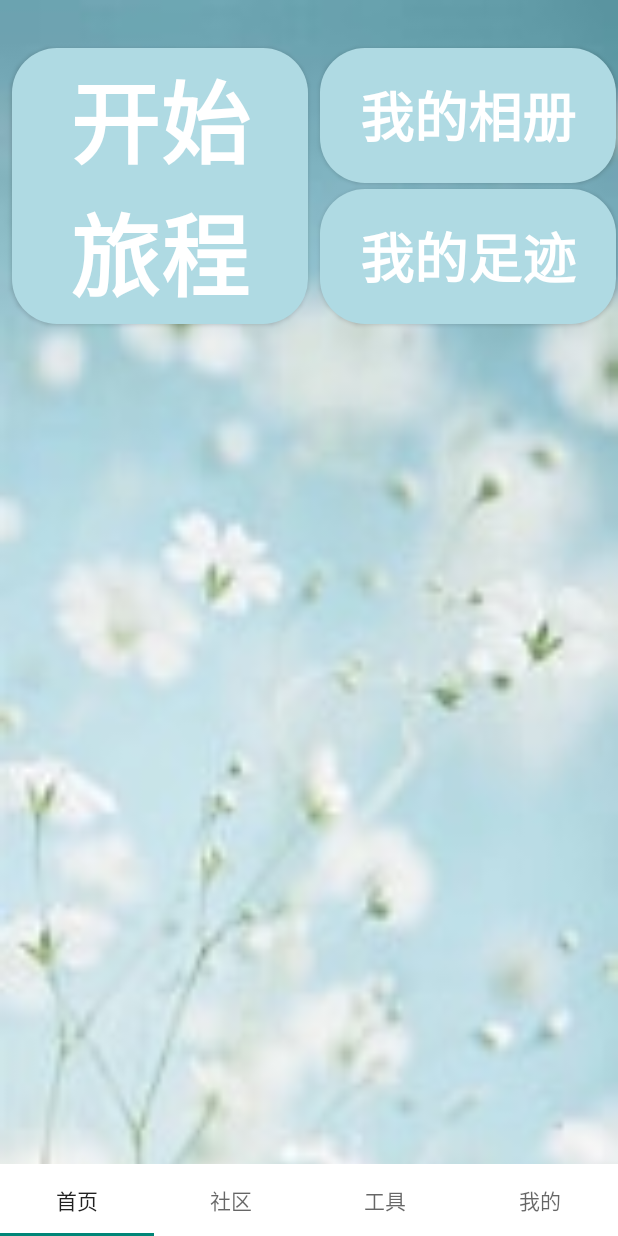
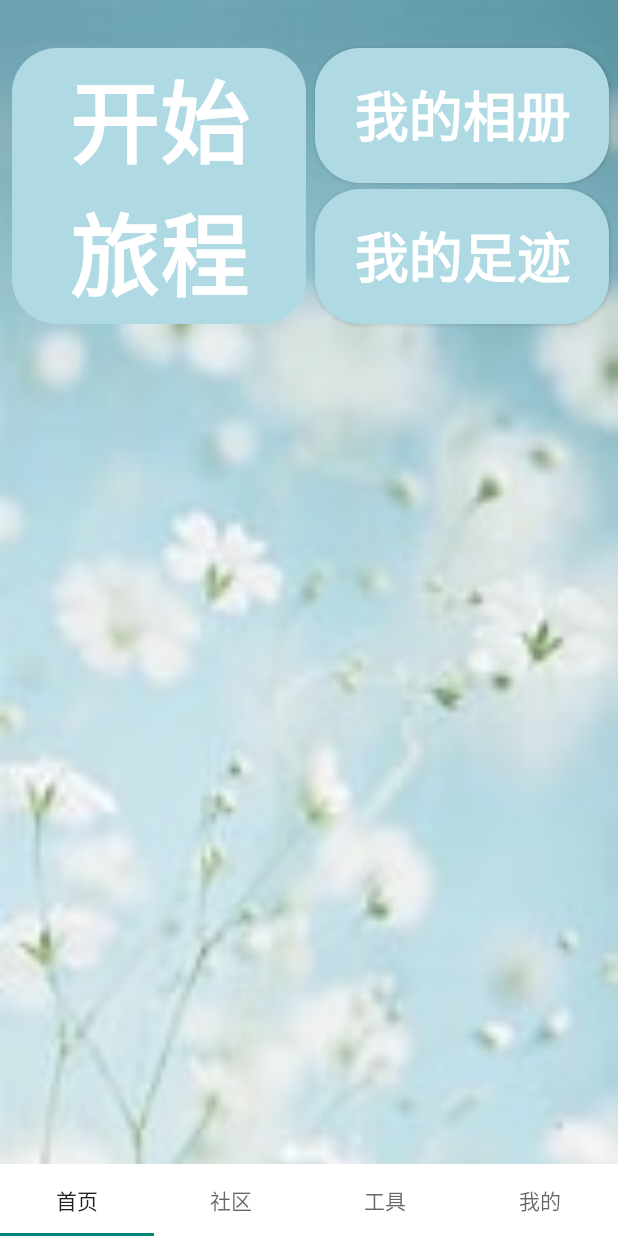
Before and after one commit to jin875421/Travel, an Android app: the screen it shows after launch (MainActivity), on a phone screen of 412 x 824 dp. Run offline under Robolectric (Android 15) with nearby library versions, the light colour scheme and no system bars; libraries missing offline, so code that uses them is left out: com.flyjingfish.openimagelib; pictures from the network do not load.

Commit message:
-modify: 美化界面

```diff
--- a/app/src/main/java/glue502/software/activities/posts/PostDisplayActivity.java
+++ b/app/src/main/java/glue502/software/activities/posts/PostDisplayActivity.java
@@ -51,6 +51,7 @@ import glue502.software.models.Comment;
 import glue502.software.models.UploadComment;
 import glue502.software.utils.Carousel;
 import glue502.software.models.PostWithUserInfo;
+import glue502.software.utils.MyViewUtils;
 import okhttp3.Call;
 import okhttp3.Callback;
 import okhttp3.MediaType;
@@ -91,7 +92,8 @@ public class PostDisplayActivity extends AppCompatActivity {
         initView();
         setListener();
         getCommentData();
-
+        //添加沉浸式状态栏
+        MyViewUtils.setImmersiveStatusBar(this,findViewById(R.id.head));
         displayPost();
     }
 
--- a/app/src/main/java/glue502/software/fragments/CommunityFragment.java
+++ b/app/src/main/java/glue502/software/fragments/CommunityFragment.java
@@ -63,8 +63,6 @@ public class CommunityFragment extends Fragment {
         listView = view.findViewById(R.id.post_display);
         uploadBtn = view.findViewById(R.id.floating_button);
         swipeRefreshLayout = view.findViewById(R.id.swiperefresh);
-        //添加沉浸式状态栏
-        MyViewUtils.setImmersiveStatusBar(getActivity(),uploadBtn.getRootView());
         SharedPreferences sharedPreferences = getActivity().getSharedPreferences("userName_and_userId", MODE_PRIVATE);
         status = sharedPreferences.getString("status","");
         setListener();
--- a/app/src/main/res/drawable/recommend_fm_btn_bg.xml
+++ b/app/src/main/res/drawable/recommend_fm_btn_bg.xml
@@ -1,5 +1,7 @@
 <?xml version="1.0" encoding="utf-8"?>
-<selector xmlns:android="http://schemas.android.com/apk/res/android">
+<layer-list xmlns:android="http://schemas.android.com/apk/res/android">
+    <item>
+        <selector>
             <item android:state_enabled="true" android:state_pressed="false">
                 <shape android:shape="rectangle">
                     <solid android:color="#AFDAE3" />
@@ -7,3 +9,5 @@
                 </shape>
             </item>
         </selector>
+    </item>
+</layer-list>
--- a/app/src/main/res/layout/activity_post_display.xml
+++ b/app/src/main/res/layout/activity_post_display.xml
@@ -19,12 +19,6 @@
             android:layout_centerVertical="true"
             android:layout_width="30dp"
             android:layout_height="30dp" />
-        <Button
-            android:id="@+id/btn_star"
-            android:layout_alignParentRight="true"
-            android:layout_width="wrap_content"
-            android:layout_height="wrap_content"
-            android:text="收藏"/>
     </RelativeLayout>
     <ScrollView
         android:layout_width="match_parent"
--- a/app/src/main/res/layout/fragment_recommend.xml
+++ b/app/src/main/res/layout/fragment_recommend.xml
@@ -15,11 +15,10 @@
         <!-- 右上角按钮 -->
         <Button
             android:id="@+id/btn_Recording"
-            android:layout_width="197dp"
+            android:layout_width="196dp"
             android:layout_height="184dp"
             android:layout_marginStart="8dp"
             android:layout_marginTop="8dp"
-            android:layout_marginEnd="4dp"
             android:layout_marginBottom="8dp"
             android:background="@drawable/recommend_fm_btn_bg"
             android:text="开始旅程"
@@ -30,10 +29,10 @@
 
         <Button
             android:id="@+id/topRightButton"
-            android:layout_width="197dp"
+            android:layout_width="196dp"
             android:layout_height="90dp"
             android:layout_alignTop="@+id/btn_Recording"
-            android:layout_marginStart="4dp"
+            android:layout_marginHorizontal="6dp"
             android:layout_marginBottom="8dp"
             android:layout_toEndOf="@+id/btn_Recording"
             android:background="@drawable/recommend_fm_btn_bg"
@@ -45,10 +44,10 @@
         <!-- 右下角按钮 -->
         <Button
             android:id="@+id/bottomRightButton"
-            android:layout_width="197dp"
+            android:layout_width="196dp"
             android:layout_height="90dp"
             android:layout_alignBottom="@+id/btn_Recording"
-            android:layout_marginStart="4dp"
+            android:layout_marginHorizontal="6dp"
             android:layout_marginTop="8dp"
             android:layout_toEndOf="@+id/btn_Recording"
             android:background="@drawable/recommend_fm_btn_bg"
--- a/app/src/main/res/values/colors.xml
+++ b/app/src/main/res/values/colors.xml
@@ -8,4 +8,5 @@
     <color name="black">#FF000000</color>
     <color name="white">#FFFFFFFF</color>
     <color name="green">#10D4B9</color>
+    <color name="theme_color">#AFDAE3</color>
 </resources>
--- a/app/src/main/res/xml/post_layout.xml
+++ b/app/src/main/res/xml/post_layout.xml
@@ -2,8 +2,8 @@
 <shape xmlns:android="http://schemas.android.com/apk/res/android" android:shape="rectangle">
     <corners
         android:radius="5dp" />
-    <solid android:color="#00FF0000" />
+    <solid android:color="#FEFEFE" />
     <stroke
-        android:width="1dp"
+        android:width="0dp"
         android:color="#000000" />
 </shape>
```
Also changed, not shown: app/src/main/res/layout/fragment_community.xml (+3 -4 lines). Lines whose indentation alone changed are shown as unchanged.
